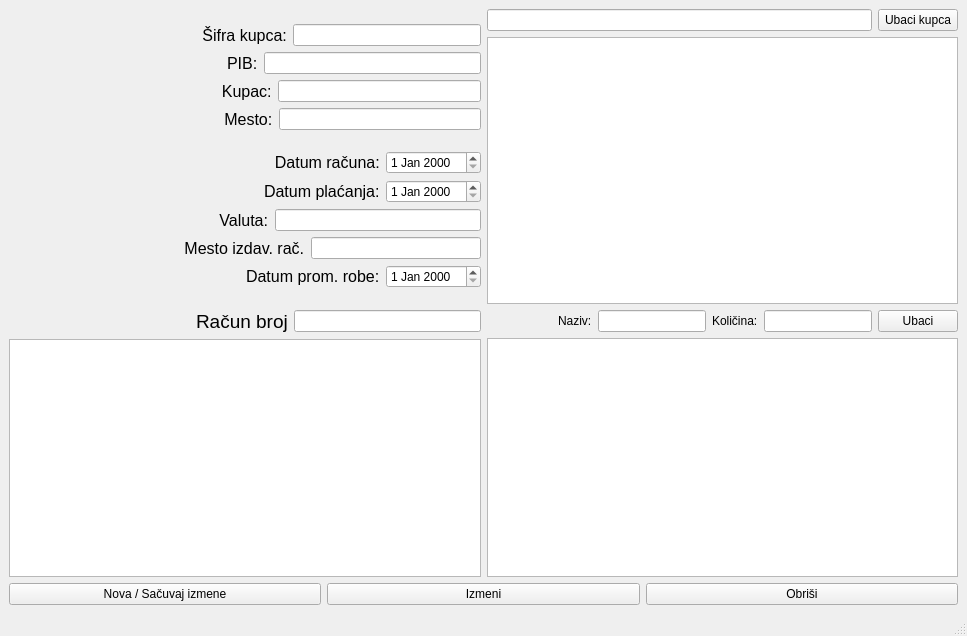
Above: formafaktura.ui from s-pab/Commercium before the change. Below: the same form after it.
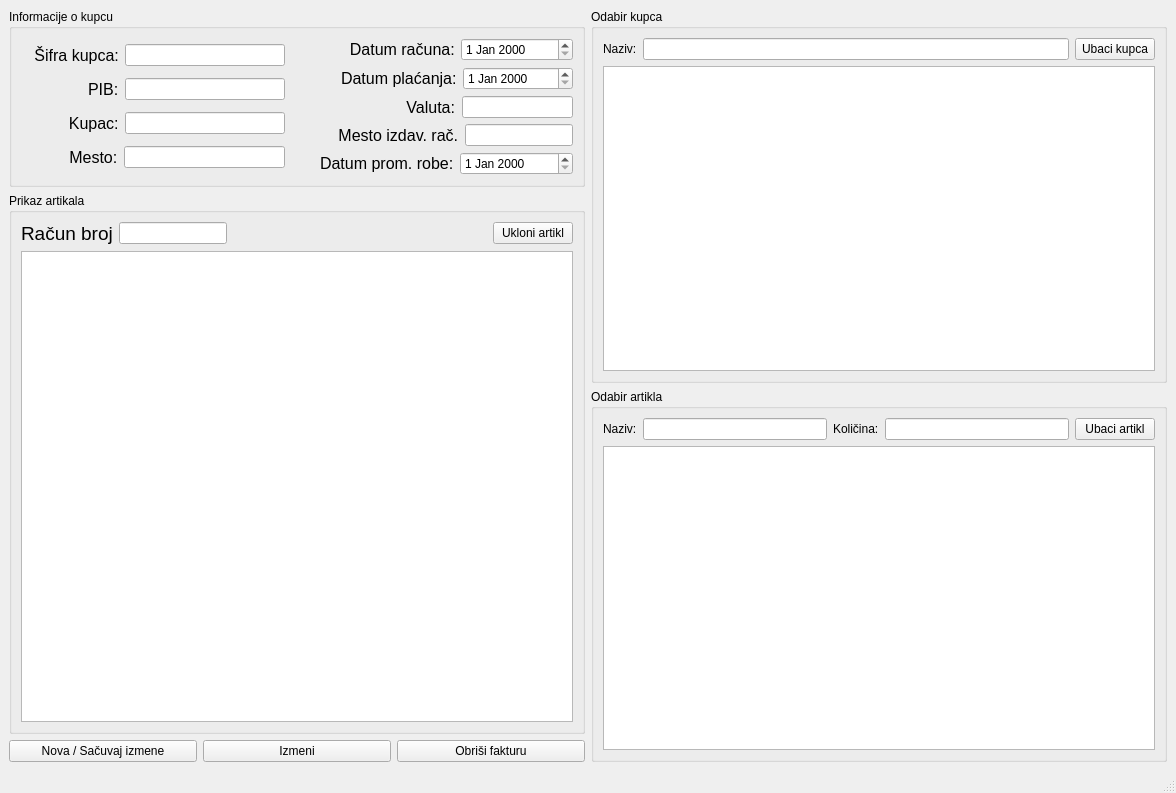
That is the form after the change.

What changed in the file:
```diff
--- a/formafaktura.ui
+++ b/formafaktura.ui
@@ -6,8 +6,8 @@
    <rect>
     <x>0</x>
     <y>0</y>
-    <width>967</width>
-    <height>636</height>
+    <width>1176</width>
+    <height>793</height>
    </rect>
   </property>
   <property name="minimumSize">
@@ -20,23 +20,37 @@
    <string>Faktura</string>
   </property>
   <widget class="QWidget" name="centralwidget">
-   <layout class="QVBoxLayout" name="verticalLayout_6">
+   <layout class="QHBoxLayout" name="horizontalLayout_16">
     <item>
+     <layout class="QVBoxLayout" name="verticalLayout_11">
+      <item>
+       <widget class="QGroupBox" name="groupBox_4">
+        <property name="title">
+         <string>Informacije o kupcu</string>
+        </property>
      <layout class="QHBoxLayout" name="horizontalLayout_14">
       <item>
-       <layout class="QVBoxLayout" name="verticalLayout_2">
+          <widget class="QSplitter" name="splitter">
+           <property name="orientation">
+            <enum>Qt::Horizontal</enum>
+           </property>
+           <widget class="QWidget" name="">
+            <layout class="QHBoxLayout" name="horizontalLayout_15">
         <item>
-         <layout class="QGridLayout" name="gridLayout_2">
-          <item row="0" column="0">
-           <layout class="QHBoxLayout" name="horizontalLayout_5">
+              <layout class="QVBoxLayout" name="verticalLayout_8">
             <item>
-             <spacer name="horizontalSpacer_3">
+                <layout class="QHBoxLayout" name="horizontalLayout_2">
+                 <item>
+                  <spacer name="horizontalSpacer_2">
               <property name="orientation">
                <enum>Qt::Horizontal</enum>
               </property>
+                   <property name="sizeType">
+                    <enum>QSizePolicy::Fixed</enum>
+                   </property>
               <property name="sizeHint" stdset="0">
                <size>
-                <width>40</width>
+                     <width>9</width>
                 <height>20</height>
                </size>
               </property>
@@ -59,16 +73,19 @@
             </item>
            </layout>
           </item>
-          <item row="1" column="0">
-           <layout class="QHBoxLayout" name="horizontalLayout_4">
             <item>
-             <spacer name="horizontalSpacer_4">
+                <layout class="QHBoxLayout" name="horizontalLayout_3">
+                 <item>
+                  <spacer name="horizontalSpacer_3">
               <property name="orientation">
                <enum>Qt::Horizontal</enum>
               </property>
+                   <property name="sizeType">
+                    <enum>QSizePolicy::Fixed</enum>
+                   </property>
               <property name="sizeHint" stdset="0">
                <size>
-                <width>40</width>
+                     <width>67</width>
                 <height>20</height>
                </size>
               </property>
@@ -91,16 +108,19 @@
             </item>
            </layout>
           </item>
-          <item row="2" column="0">
-           <layout class="QHBoxLayout" name="horizontalLayout_3">
             <item>
-             <spacer name="horizontalSpacer_5">
+                <layout class="QHBoxLayout" name="horizontalLayout_4">
+                 <item>
+                  <spacer name="horizontalSpacer_4">
               <property name="orientation">
                <enum>Qt::Horizontal</enum>
               </property>
+                   <property name="sizeType">
+                    <enum>QSizePolicy::Fixed</enum>
+                   </property>
               <property name="sizeHint" stdset="0">
                <size>
-                <width>40</width>
+                     <width>39</width>
                 <height>20</height>
                </size>
               </property>
@@ -123,16 +143,19 @@
             </item>
            </layout>
           </item>
-          <item row="3" column="0">
-           <layout class="QHBoxLayout" name="horizontalLayout_2">
             <item>
-             <spacer name="horizontalSpacer_6">
+                <layout class="QHBoxLayout" name="horizontalLayout_5">
+                 <item>
+                  <spacer name="horizontalSpacer_5">
               <property name="orientation">
                <enum>Qt::Horizontal</enum>
               </property>
+                   <property name="sizeType">
+                    <enum>QSizePolicy::Fixed</enum>
+                   </property>
               <property name="sizeHint" stdset="0">
                <size>
-                <width>40</width>
+                     <width>35</width>
                 <height>20</height>
                </size>
               </property>
@@ -158,17 +181,20 @@
          </layout>
         </item>
         <item>
-         <layout class="QGridLayout" name="gridLayout">
-          <item row="0" column="0">
+              <layout class="QVBoxLayout" name="verticalLayout_9">
+               <item>
            <layout class="QHBoxLayout" name="horizontalLayout_6">
             <item>
              <spacer name="horizontalSpacer_7">
               <property name="orientation">
                <enum>Qt::Horizontal</enum>
               </property>
+                   <property name="sizeType">
+                    <enum>QSizePolicy::Fixed</enum>
+                   </property>
               <property name="sizeHint" stdset="0">
                <size>
-                <width>40</width>
+                     <width>50</width>
                 <height>20</height>
                </size>
               </property>
@@ -191,16 +217,19 @@
             </item>
            </layout>
           </item>
-          <item row="1" column="0">
+               <item>
            <layout class="QHBoxLayout" name="horizontalLayout_7">
             <item>
              <spacer name="horizontalSpacer_8">
               <property name="orientation">
                <enum>Qt::Horizontal</enum>
               </property>
+                   <property name="sizeType">
+                    <enum>QSizePolicy::Fixed</enum>
+                   </property>
               <property name="sizeHint" stdset="0">
                <size>
-                <width>40</width>
+                     <width>50</width>
                 <height>20</height>
                </size>
               </property>
@@ -223,16 +252,54 @@
             </item>
            </layout>
           </item>
-          <item row="3" column="0">
+               <item>
+                <layout class="QHBoxLayout" name="horizontalLayout_8">
+                 <item>
+                  <spacer name="horizontalSpacer_6">
+                   <property name="orientation">
+                    <enum>Qt::Horizontal</enum>
+                   </property>
+                   <property name="sizeType">
+                    <enum>QSizePolicy::Fixed</enum>
+                   </property>
+                   <property name="sizeHint" stdset="0">
+                    <size>
+                     <width>111</width>
+                     <height>20</height>
+                    </size>
+                   </property>
+                  </spacer>
+                 </item>
+                 <item>
+                  <widget class="QLabel" name="label_5">
+                   <property name="font">
+                    <font>
+                     <pointsize>12</pointsize>
+                    </font>
+                   </property>
+                   <property name="text">
+                    <string> Valuta:</string>
+                   </property>
+                  </widget>
+                 </item>
+                 <item>
+                  <widget class="QLineEdit" name="valuta"/>
+                 </item>
+                </layout>
+               </item>
+               <item>
            <layout class="QHBoxLayout" name="horizontalLayout_9">
             <item>
-             <spacer name="horizontalSpacer_10">
+                  <spacer name="horizontalSpacer_9">
               <property name="orientation">
                <enum>Qt::Horizontal</enum>
               </property>
+                   <property name="sizeType">
+                    <enum>QSizePolicy::Fixed</enum>
+                   </property>
               <property name="sizeHint" stdset="0">
                <size>
-                <width>40</width>
+                     <width>43</width>
                 <height>20</height>
                </size>
               </property>
@@ -255,16 +322,19 @@
             </item>
            </layout>
           </item>
-          <item row="4" column="0">
+               <item>
            <layout class="QHBoxLayout" name="horizontalLayout_10">
             <item>
-             <spacer name="horizontalSpacer_11">
+                  <spacer name="horizontalSpacer_10">
               <property name="orientation">
                <enum>Qt::Horizontal</enum>
               </property>
+                   <property name="sizeType">
+                    <enum>QSizePolicy::Fixed</enum>
+                   </property>
               <property name="sizeHint" stdset="0">
                <size>
-                <width>40</width>
+                     <width>29</width>
                 <height>20</height>
                </size>
               </property>
@@ -287,10 +357,51 @@
             </item>
            </layout>
           </item>
-          <item row="2" column="0">
-           <layout class="QHBoxLayout" name="horizontalLayout_8">
+              </layout>
+             </item>
+            </layout>
+           </widget>
+          </widget>
+         </item>
+        </layout>
+       </widget>
+      </item>
             <item>
-             <spacer name="horizontalSpacer_9">
+       <layout class="QVBoxLayout" name="verticalLayout_10">
+        <item>
+         <widget class="QGroupBox" name="groupBox_3">
+          <property name="title">
+           <string>Prikaz artikala</string>
+          </property>
+          <layout class="QVBoxLayout" name="verticalLayout_7">
+           <item>
+            <layout class="QVBoxLayout" name="verticalLayout_4">
+             <item>
+              <layout class="QHBoxLayout" name="horizontalLayout_11">
+               <item>
+                <widget class="QLabel" name="label_10">
+                 <property name="font">
+                  <font>
+                   <pointsize>14</pointsize>
+                  </font>
+                 </property>
+                 <property name="text">
+                  <string>Račun broj</string>
+                 </property>
+                </widget>
+               </item>
+               <item>
+                <widget class="QLineEdit" name="racunBroj">
+                 <property name="sizePolicy">
+                  <sizepolicy hsizetype="Fixed" vsizetype="Fixed">
+                   <horstretch>0</horstretch>
+                   <verstretch>0</verstretch>
+                  </sizepolicy>
+                 </property>
+                </widget>
+               </item>
+               <item>
+                <spacer name="horizontalSpacer">
               <property name="orientation">
                <enum>Qt::Horizontal</enum>
               </property>
@@ -303,30 +414,70 @@
              </spacer>
             </item>
             <item>
-             <widget class="QLabel" name="label_5">
-              <property name="font">
-               <font>
-                <pointsize>12</pointsize>
-               </font>
-              </property>
+                <widget class="QPushButton" name="pbUkloniArtikl">
+                 <property name="text">
+                  <string>Ukloni artikl</string>
+                 </property>
+                </widget>
+               </item>
+              </layout>
+             </item>
+             <item>
+              <widget class="QTableView" name="prikaz"/>
+             </item>
+            </layout>
+           </item>
+          </layout>
+         </widget>
+        </item>
+        <item>
+         <layout class="QHBoxLayout" name="horizontalLayout">
+          <item>
+           <widget class="QPushButton" name="nova">
               <property name="text">
-               <string> Valuta:</string>
+             <string>Nova / Sačuvaj izmene</string>
               </property>
              </widget>
             </item>
             <item>
-             <widget class="QLineEdit" name="valuta"/>
-            </item>
+           <widget class="QPushButton" name="izmeni">
+            <property name="text">
+             <string>Izmeni</string>
+            </property>
+           </widget>
+          </item>
+          <item>
+           <widget class="QPushButton" name="obrisi">
+            <property name="text">
+             <string>Obriši fakturu</string>
+            </property>
+           </widget>
+          </item>
            </layout>
           </item>
          </layout>
         </item>
        </layout>
       </item>
+    <item>
+     <layout class="QVBoxLayout" name="verticalLayout_6">
+      <item>
+       <widget class="QGroupBox" name="groupBox">
+        <property name="title">
+         <string>Odabir kupca</string>
+        </property>
+        <layout class="QVBoxLayout" name="verticalLayout_2">
       <item>
        <layout class="QVBoxLayout" name="verticalLayout">
         <item>
          <layout class="QHBoxLayout" name="horizontalLayout_13">
+             <item>
+              <widget class="QLabel" name="label_13">
+               <property name="text">
+                <string>Naziv:</string>
+               </property>
+              </widget>
+             </item>
           <item>
            <widget class="QLineEdit" name="leKupacPretraga"/>
           </item>
@@ -345,67 +496,18 @@
        </layout>
       </item>
      </layout>
+       </widget>
     </item>
     <item>
+       <widget class="QGroupBox" name="groupBox_2">
+        <property name="title">
+         <string>Odabir artikla</string>
+        </property>
      <layout class="QVBoxLayout" name="verticalLayout_5">
       <item>
-       <layout class="QGridLayout" name="gridLayout_3">
-        <item row="0" column="0">
-         <layout class="QVBoxLayout" name="verticalLayout_4">
-          <item>
-           <layout class="QHBoxLayout" name="horizontalLayout_11">
-            <item>
-             <spacer name="horizontalSpacer">
-              <property name="orientation">
-               <enum>Qt::Horizontal</enum>
-              </property>
-              <property name="sizeHint" stdset="0">
-               <size>
-                <width>40</width>
-                <height>20</height>
-               </size>
-              </property>
-             </spacer>
-            </item>
-            <item>
-             <widget class="QLabel" name="label_10">
-              <property name="font">
-               <font>
-                <pointsize>14</pointsize>
-               </font>
-              </property>
-              <property name="text">
-               <string>Račun broj</string>
-              </property>
-             </widget>
-            </item>
-            <item>
-             <widget class="QLineEdit" name="racunBroj"/>
-            </item>
-           </layout>
-          </item>
-          <item>
-           <widget class="QTableView" name="prikaz"/>
-          </item>
-         </layout>
-        </item>
-        <item row="0" column="1">
          <layout class="QVBoxLayout" name="verticalLayout_3">
           <item>
            <layout class="QHBoxLayout" name="horizontalLayout_12">
-            <item>
-             <spacer name="horizontalSpacer_2">
-              <property name="orientation">
-               <enum>Qt::Horizontal</enum>
-              </property>
-              <property name="sizeHint" stdset="0">
-               <size>
-                <width>40</width>
-                <height>20</height>
-               </size>
-              </property>
-             </spacer>
-            </item>
             <item>
              <widget class="QLabel" name="label_12">
               <property name="text">
@@ -429,7 +531,7 @@
             <item>
              <widget class="QPushButton" name="pbUbaci">
               <property name="text">
-               <string>Ubaci</string>
+                <string>Ubaci artikl</string>
               </property>
              </widget>
             </item>
@@ -441,31 +543,7 @@
          </layout>
         </item>
        </layout>
-      </item>
-      <item>
-       <layout class="QHBoxLayout" name="horizontalLayout">
-        <item>
-         <widget class="QPushButton" name="nova">
-          <property name="text">
-           <string>Nova / Sačuvaj izmene</string>
-          </property>
-         </widget>
-        </item>
-        <item>
-         <widget class="QPushButton" name="izmeni">
-          <property name="text">
-           <string>Izmeni</string>
-          </property>
-         </widget>
-        </item>
-        <item>
-         <widget class="QPushButton" name="obrisi">
-          <property name="text">
-           <string>Obriši</string>
-          </property>
-         </widget>
-        </item>
-       </layout>
+       </widget>
       </item>
      </layout>
     </item>
```
Left out of the diff: 2 changed lines with no effect on the pictures. Lines whose indentation alone changed are shown as unchanged.
